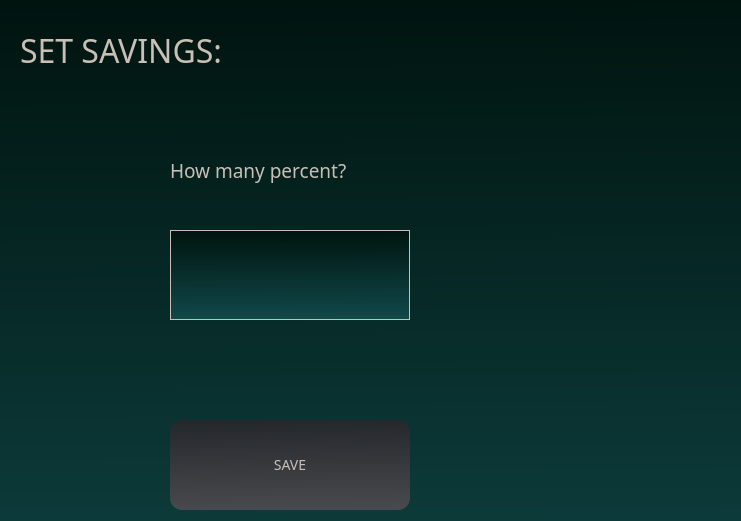
First picture: the form in frontend/savings.ui, repository 22kmo-project/group_2, before the edit; both pictures show x 0 to 741 and y 0 to 521 of the 1280 by 720 pixel window.
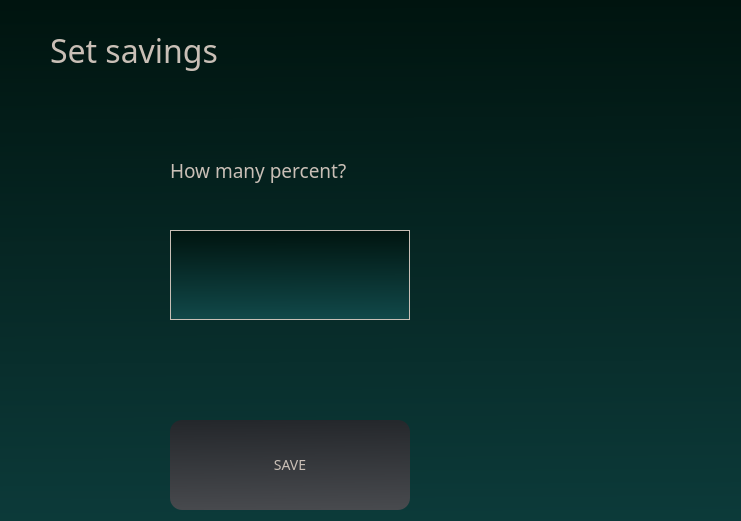
Second picture: the form after the edit.

Commit message: savings ikkunaa hiottu

What changed in the file:
```diff
--- a/frontend/savings.ui
+++ b/frontend/savings.ui
@@ -20,7 +20,7 @@
   <widget class="QLabel" name="label">
    <property name="geometry">
     <rect>
-     <x>20</x>
+     <x>50</x>
      <y>0</y>
      <width>281</width>
      <height>101</height>
@@ -36,7 +36,7 @@
     <string notr="true"> background-color: transparent;</string>
    </property>
    <property name="text">
-    <string>SET SAVINGS:</string>
+    <string>Set savings</string>
    </property>
   </widget>
   <widget class="QLabel" name="label_2">
@@ -205,9 +205,9 @@
   <widget class="QLabel" name="label_savingsresponse">
    <property name="geometry">
     <rect>
-     <x>70</x>
-     <y>350</y>
-     <width>481</width>
+     <x>80</x>
+     <y>340</y>
+     <width>521</width>
      <height>51</height>
     </rect>
    </property>
```
Left out of the diff: 2 changed lines with no effect on the pictures. The commit also changes 1 other file.
